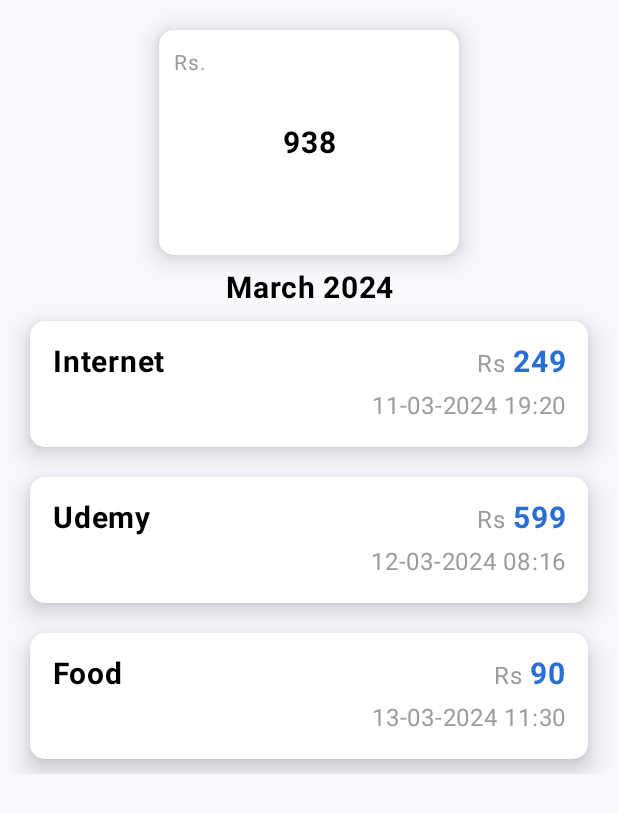
After one commit to ashifali3147/PERFISYS-Task1, an Android app built with Jetpack Compose: the composable PersonalExpensesScreen shown on its own in the app's theme, on a phone screen of 412 x 824 dp. The commit adds this screen. Shown: the top 813 px of the screen. Run offline under Robolectric (Android 15) with nearby library versions, the phone set to English and light mode, and no system bars.

Commit message:
Personal History -done

```diff
--- a/app/src/main/AndroidManifest.xml
+++ b/app/src/main/AndroidManifest.xml
@@ -6,9 +6,9 @@
         android:allowBackup="true"
         android:dataExtractionRules="@xml/data_extraction_rules"
         android:fullBackupContent="@xml/backup_rules"
-        android:icon="@mipmap/ic_launcher"
+        android:icon="@drawable/splitify_logo"
         android:label="@string/app_name"
-        android:roundIcon="@mipmap/ic_launcher_round"
+        android:roundIcon="@drawable/splitify_logo"
         android:supportsRtl="true"
         android:theme="@style/Theme.PERFISYSTask1"
         tools:targetApi="31">
--- a/app/src/main/java/com/tlw/perfisystask1/model/GroupExpenseHistoryModel.kt
+++ b/app/src/main/java/com/tlw/perfisystask1/model/GroupExpenseHistoryModel.kt
@@ -2,7 +2,7 @@ package com.tlw.perfisystask1.model
 
 data class GroupExpenseHistoryModel(
     val id: Int,
-    val userName: String,
+    val userName: String = "",
     val title: String,
     val amount: String,
     val dateTime: String
--- a/app/src/main/java/com/tlw/perfisystask1/ui/activity/SplashActivity.kt
+++ b/app/src/main/java/com/tlw/perfisystask1/ui/activity/SplashActivity.kt
@@ -2,6 +2,7 @@ package com.tlw.perfisystask1.ui.activity
 
 import android.content.Intent
 import android.os.Bundle
+import android.view.View
 import androidx.activity.ComponentActivity
 import androidx.activity.compose.setContent
 import androidx.compose.foundation.layout.fillMaxSize
@@ -20,6 +21,11 @@ import com.tlw.perfisystask1.R
 import com.tlw.perfisystask1.ui.theme.PERFISYSTask1Theme
 
 class SplashActivity : ComponentActivity() {
+
+    override fun onStart() {
+        super.onStart()
+        window.decorView.systemUiVisibility = View.SYSTEM_UI_FLAG_FULLSCREEN
+    }
     override fun onCreate(savedInstanceState: Bundle?) {
         super.onCreate(savedInstanceState)
         setContent {
--- a/app/src/main/java/com/tlw/perfisystask1/ui/navigation/Navigation.kt
+++ b/app/src/main/java/com/tlw/perfisystask1/ui/navigation/Navigation.kt
@@ -8,6 +8,7 @@ import com.example.firstcomposeapp.ui.routes.Screen
 import com.tlw.perfisystask1.ui.screen.ExpenseHistoryScreen
 import com.tlw.perfisystask1.ui.screen.GroupExpensesScreen
 import com.tlw.perfisystask1.ui.screen.HomeScreen
+import com.tlw.perfisystask1.ui.screen.PersonalExpensesScreen
 import com.tlw.perfisystask1.ui.screen.ShowExpensesScreen
 
 @Composable
@@ -20,6 +21,9 @@ fun Navigation() {
         composable(route = Screen.ShowExpensesScreen.route) {
             ShowExpensesScreen(navController)
         }
+        composable(route = Screen.PersonalExpensesScreen.route) {
+            PersonalExpensesScreen()
+        }
         composable(route = Screen.GroupExpensesScreen.route) {
             GroupExpensesScreen(navController)
         }
--- a/app/src/main/java/com/tlw/perfisystask1/ui/routes/Screen.kt
+++ b/app/src/main/java/com/tlw/perfisystask1/ui/routes/Screen.kt
@@ -4,6 +4,7 @@ sealed class Screen(val route:String) {
     object HomeScreen: Screen("home_screen")
     object ShowExpensesScreen: Screen("show_expense_screen")
     object GroupExpensesScreen: Screen("group_expense_screen")
+    object PersonalExpensesScreen: Screen("personal_expense_screen")
     object ExpenseHistoryScreen: Screen("expense_history_screen")
 
     fun withArgs(vararg args: String): String{
--- a/app/src/main/java/com/tlw/perfisystask1/ui/screen/HomeScreen.kt
+++ b/app/src/main/java/com/tlw/perfisystask1/ui/screen/HomeScreen.kt
@@ -61,7 +61,7 @@ fun HomeScreen(_navController: NavHostController) {
 }
 
 @Composable
-fun MainUI() {
+private fun MainUI() {
 
     Column(
         modifier = Modifier
--- /dev/null
+++ b/app/src/main/java/com/tlw/perfisystask1/ui/screen/PersonalExpensesScreen.kt
@@ -0,0 +1,112 @@
+package com.tlw.perfisystask1.ui.screen
+
+import androidx.compose.foundation.layout.Box
+import androidx.compose.foundation.layout.Column
+import androidx.compose.foundation.layout.Spacer
+import androidx.compose.foundation.layout.fillMaxSize
+import androidx.compose.foundation.layout.fillMaxWidth
+import androidx.compose.foundation.layout.height
+import androidx.compose.foundation.layout.padding
+import androidx.compose.foundation.layout.width
+import androidx.compose.foundation.layout.wrapContentHeight
+import androidx.compose.foundation.lazy.LazyColumn
+import androidx.compose.foundation.shape.RoundedCornerShape
+import androidx.compose.material3.Card
+import androidx.compose.material3.CardDefaults
+import androidx.compose.material3.Text
+import androidx.compose.runtime.Composable
+import androidx.compose.runtime.getValue
+import androidx.compose.runtime.mutableStateOf
+import androidx.compose.runtime.remember
+import androidx.compose.ui.Alignment
+import androidx.compose.ui.Modifier
+import androidx.compose.ui.graphics.Color
+import androidx.compose.ui.text.font.FontWeight
+import androidx.compose.ui.text.style.TextAlign
+import androidx.compose.ui.tooling.preview.Preview
+import androidx.compose.ui.unit.dp
+import androidx.compose.ui.unit.sp
+import com.tlw.perfisystask1.model.GroupExpenseHistoryModel
+import com.tlw.perfisystask1.ui.theme.BodyText
+import com.tlw.perfisystask1.ui.theme.HintText
+
+@Composable
+fun PersonalExpensesScreen() {
+    val expenseDataList by remember {
+        mutableStateOf(
+            mutableListOf(
+                GroupExpenseHistoryModel(
+                    1,
+                    "",
+                    "Internet",
+                    "249",
+                    "11-03-2024 19:20"
+                ),
+                GroupExpenseHistoryModel(2, "", "Udemy", "599", "12-03-2024 08:16"),
+                GroupExpenseHistoryModel(3, "", "Food", "90", "13-03-2024 11:30")
+            )
+        )
+    }
+    Column(Modifier.fillMaxSize()) {
+        Spacer(modifier = Modifier.height(20.dp))
+        Box(modifier = Modifier.fillMaxWidth(), contentAlignment = Alignment.Center) {
+            Card(
+                Modifier
+                    .width(200.dp)
+                    .height(150.dp),
+                colors = CardDefaults.cardColors(
+                    containerColor = Color.White
+                ),
+                shape = RoundedCornerShape(10.dp),
+                elevation = CardDefaults.cardElevation(
+                    defaultElevation = 10.dp
+                )
+            ) {
+                Box(modifier = Modifier.fillMaxSize(), contentAlignment = Alignment.Center){
+                    Text(
+                        modifier = Modifier
+                            .fillMaxWidth().padding(10.dp).align(Alignment.TopStart),
+                        text = "Rs.",
+                        textAlign = TextAlign.Start,
+                        fontWeight = FontWeight.Normal,
+                        fontSize = 14.sp,
+                        color = HintText
+                    )
+                    Text(
+                        modifier = Modifier
+                            .fillMaxWidth(),
+                        text = "938",
+                        textAlign = TextAlign.Center,
+                        fontWeight = FontWeight.Bold,
+                        fontSize = 20.sp,
+                        color = BodyText
+                    )
+                }
+            }
+        }
+        Spacer(modifier = Modifier.height(10.dp))
+        Text(
+            modifier = Modifier
+                .fillMaxWidth()
+                .wrapContentHeight(),
+            text = "March 2024",
+            textAlign = TextAlign.Center,
+            fontWeight = FontWeight.Bold,
+            fontSize = 20.sp,
+            color = BodyText
+        )
+
+        LazyColumn {
+            items(expenseDataList.size, key = { expenseDataList[it].id }) { index ->
+                val expenseData = expenseDataList[index]
+                CustomHistoryCard(expenseData)
+            }
+        }
+    }
+}
+
+@Preview(showSystemUi = true, showBackground = true)
+@Composable
+fun PreviewHomeScreen10() {
+    PersonalExpensesScreen()
+}
--- a/app/src/main/java/com/tlw/perfisystask1/ui/screen/ShowExpensesScreen.kt
+++ b/app/src/main/java/com/tlw/perfisystask1/ui/screen/ShowExpensesScreen.kt
@@ -35,7 +35,9 @@ import com.tlw.perfisystask1.ui.theme.BodyText
 fun ShowExpensesScreen(navController: NavHostController) {
     Column(modifier = Modifier.fillMaxSize()) {
         ToolBarBack { navController.navigateUp() }
-        CustomExpenseCard(title = "PERSONAL EXPENSES")
+        CustomExpenseCard(title = "PERSONAL EXPENSES"){
+            navController.navigate(Screen.PersonalExpensesScreen.route)
+        }
         CustomExpenseCard(title = "GROUP EXPENSES") {
             navController.navigate(Screen.GroupExpensesScreen.route)
         }
```
Also changed, not shown: app/build.gradle.kts (+20 -0 lines), app/src/main/java/com/tlw/perfisystask1/ui/screen/GroupExpenseScreen.kt (+26 -8 lines), app/src/main/res/drawable/splitify_logo.jpg (added), 3 other files.
